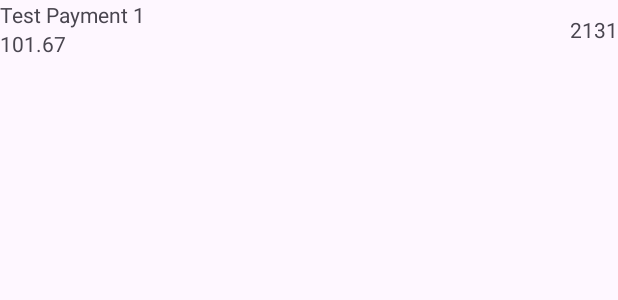
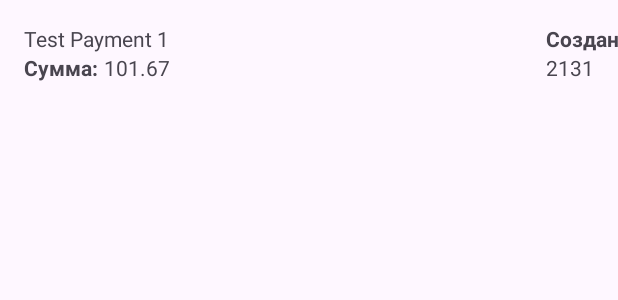
Before and after one commit to inver8/aeon-testapp, an Android app: the layout payment_recycler_item.xml on its own in the app's theme, with its tools: preview values and no code run, on a phone screen of 412 x 824 dp. Shown: the top 300 px of the screen. Run offline under Robolectric (Android 15) with nearby library versions, the phone set to English and light mode, and no system bars.

```diff
--- a/app/src/main/java/ru/aeon/testapp/presentation/ui/main/MainActivity.kt
+++ b/app/src/main/java/ru/aeon/testapp/presentation/ui/main/MainActivity.kt
@@ -1,7 +1,9 @@
 package ru.aeon.testapp.presentation.ui.main
 
 import android.os.Bundle
+import android.view.WindowManager
 import androidx.appcompat.app.AppCompatActivity
+import androidx.core.view.WindowCompat
 import androidx.navigation.fragment.NavHostFragment
 import by.kirich1409.viewbindingdelegate.viewBinding
 import dagger.hilt.android.AndroidEntryPoint
@@ -21,6 +23,9 @@ class MainActivity : AppCompatActivity() {
     override fun onCreate(savedInstanceState: Bundle?) {
         super.onCreate(savedInstanceState)
 
+        window.setFlags(WindowManager.LayoutParams.FLAG_LAYOUT_NO_LIMITS, WindowManager.LayoutParams.FLAG_LAYOUT_NO_LIMITS)
+        WindowCompat.setDecorFitsSystemWindows(window, false)
+
         val graph = if (isLoggedIn()) R.navigation.payments else R.navigation.auth
         val navHost = binding.navHostFragmentContentMain.getFragment<NavHostFragment>()
         navHost.navController.setGraph(graph)
--- a/app/src/main/res/layout/payment_recycler_item.xml
+++ b/app/src/main/res/layout/payment_recycler_item.xml
@@ -4,31 +4,60 @@
     xmlns:tools="http://schemas.android.com/tools"
     android:layout_width="match_parent"
     android:layout_height="wrap_content"
+    android:background="?android:attr/selectableItemBackground"
+    android:clickable="true"
+    android:clipToPadding="false"
+    android:focusable="true"
+    android:padding="16dp"
     tools:context=".presentation.ui.payments.PaymentRecyclerItem">
 
     <TextView
         android:id="@+id/payment_title"
-        android:layout_width="wrap_content"
+        android:layout_width="0dp"
         android:layout_height="wrap_content"
+        android:layout_marginEnd="8dp"
+        app:layout_constraintEnd_toStartOf="@+id/payment_date_caption"
         app:layout_constraintStart_toStartOf="parent"
         app:layout_constraintTop_toTopOf="parent"
         tools:text="Test Payment 1" />
 
     <TextView
-        android:id="@+id/payment_amount"
+        android:id="@+id/payment_amount_caption"
         android:layout_width="wrap_content"
         android:layout_height="wrap_content"
+        android:text="@string/payment_amount"
+        android:textStyle="bold"
         app:layout_constraintStart_toStartOf="parent"
-        app:layout_constraintTop_toBottomOf="@id/payment_title"
+        app:layout_constraintTop_toBottomOf="@id/payment_title" />
+
+    <TextView
+        android:id="@+id/payment_amount"
+        android:layout_width="0dp"
+        android:layout_height="wrap_content"
+        android:layout_marginStart="4dp"
+        android:layout_marginEnd="8dp"
+        app:layout_constraintBaseline_toBaselineOf="@id/payment_amount_caption"
+        app:layout_constraintEnd_toStartOf="@id/payment_date"
+        app:layout_constraintStart_toEndOf="@id/payment_amount_caption"
         tools:text="101.67" />
 
     <TextView
+        android:id="@+id/payment_date_caption"
+        android:layout_width="wrap_content"
+        android:layout_height="wrap_content"
+        android:text="@string/payment_date"
+        android:textStyle="bold"
+        app:layout_constraintBottom_toTopOf="@id/payment_date"
+        app:layout_constraintEnd_toEndOf="parent"
+        app:layout_constraintHorizontal_bias="0.0"
+        app:layout_constraintStart_toStartOf="@id/payment_date" />
+
+    <TextView
+        android:id="@+id/payment_date"
         android:layout_width="wrap_content"
         android:layout_height="wrap_content"
         app:layout_constraintBottom_toBottomOf="parent"
         app:layout_constraintEnd_toEndOf="parent"
-        app:layout_constraintTop_toTopOf="parent"
         tools:text="2131" />
 
-
 </androidx.constraintlayout.widget.ConstraintLayout>
--- a/app/src/main/res/values/strings.xml
+++ b/app/src/main/res/values/strings.xml
@@ -10,4 +10,12 @@
     <string name="retry_button">Повторить</string>
 
     <string name="payments_title">Платежи</string>
+    <string name="payment_amount">Сумма:</string>
+    <string name="payment_date">Создан:</string>
+
+    <string name="logout_dialog_title">Выход</string>
+    <string name="logout_dialog_message">Вы действительно хотите выйти?</string>
+    <string name="logout_dialog_confirm">Выйти</string>
+    <string name="logout_dialog_cancel">Отмена</string>
+
 </resources>
--- a/app/src/main/res/values/themes.xml
+++ b/app/src/main/res/values/themes.xml
@@ -2,6 +2,13 @@
 
     <style name="Base.Theme.AeonTest" parent="Theme.Material3.DayNight.NoActionBar">
         <!-- <item name="colorPrimary">@color/my_light_primary</item> -->
+
+        <item name="android:windowDrawsSystemBarBackgrounds">true</item>
+        <item name="android:statusBarColor">@android:color/transparent</item>
+        <item name="android:navigationBarColor">@android:color/transparent</item>
+        <item name="android:windowLightStatusBar">@bool/light</item>
+        <item name="android:windowLightNavigationBar">@bool/light</item>
+        <item name="android:windowTranslucentStatus">true</item>
     </style>
 
     <style name="Theme.AeonTest" parent="Base.Theme.AeonTest" />
```
Also changed, not shown: app/src/main/java/ru/aeon/testapp/presentation/ui/auth/LoginFragment.kt (+18 -2 lines), app/src/main/java/ru/aeon/testapp/presentation/ui/payments/PaymentsFragment.kt (+34 -3 lines).
